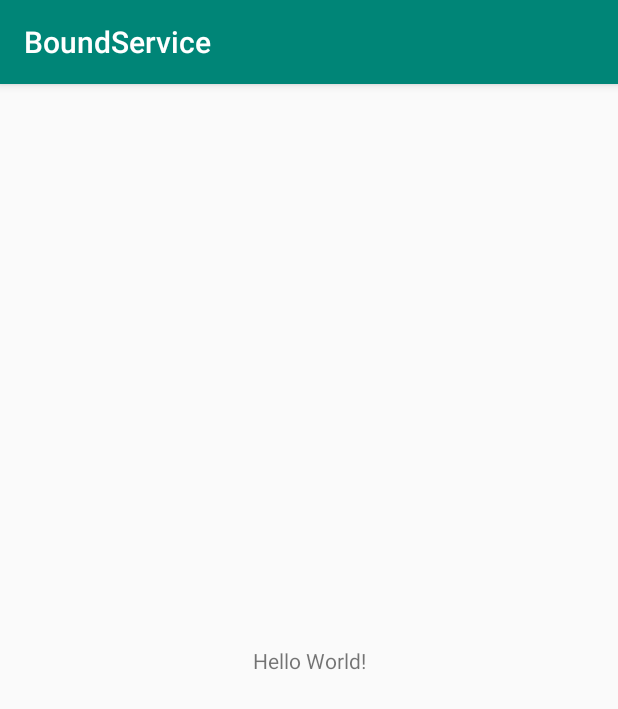
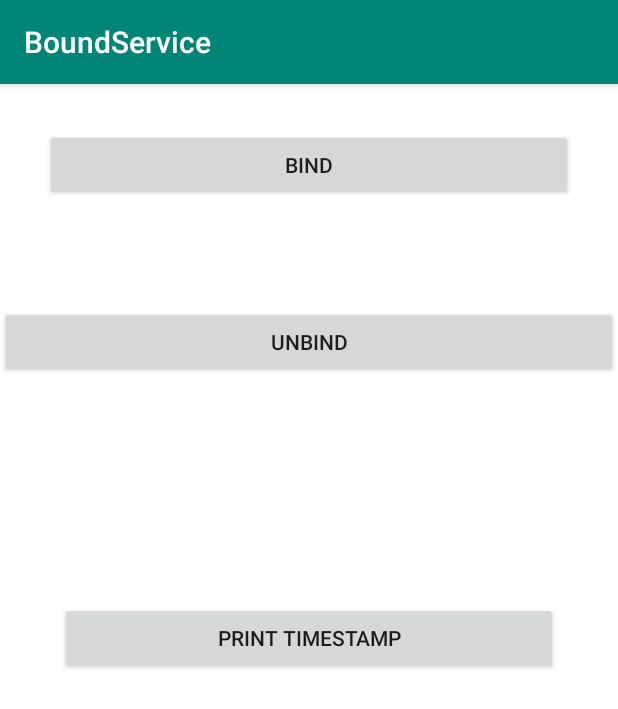
Before and after one commit to Shivamdhuria/boundservice, an Android app: the screen it shows after launch (MainActivity), on a phone screen of 412 x 824 dp. Shown: the top 709 px of the screen. Run offline under Robolectric (Android 15) with nearby library versions, the phone set to English and light mode, and no system bars.

Commit message:
bound service

```diff
--- a/app/src/main/java/elixer/com/boundservice/MainActivity.java
+++ b/app/src/main/java/elixer/com/boundservice/MainActivity.java
@@ -1,13 +1,104 @@
 package elixer.com.boundservice;
 
+import android.content.ComponentName;
+import android.content.Context;
+import android.content.Intent;
+import android.content.ServiceConnection;
+import android.os.IBinder;
 import android.support.v7.app.AppCompatActivity;
 import android.os.Bundle;
+import android.view.View;
+import android.widget.Button;
+import android.widget.TextView;
+import android.widget.Toast;
+
+import java.util.Date;
 
 public class MainActivity extends AppCompatActivity {
+
+    //BoundService class Object
+
+
+    BoundService mBoundService;
+    boolean mServiceBound = false;
 
     @Override
     protected void onCreate(Bundle savedInstanceState) {
         super.onCreate(savedInstanceState);
         setContentView(R.layout.activity_main);
+        final TextView timestampText = (TextView) findViewById(R.id.timestamp_text);
+        Button printTimestampButton = (Button) findViewById(R.id.print_timestamp);
+        Button stopServiceButon = (Button) findViewById(R.id.stop_service);
+        Button bindButton = findViewById(R.id.bind);
+
+
+        printTimestampButton.setOnClickListener(new View.OnClickListener() {
+            @Override
+            public void onClick(View v) {
+                if (mServiceBound) {
+                    timestampText.setText(mBoundService.getTimestamp());
+                }
+            }
+        });
+
+        bindButton.setOnClickListener(new View.OnClickListener() {
+            @Override
+            public void onClick(View v) {
+                Intent intent = new Intent(getApplicationContext(), BoundService.class);
+                //Service starts automatically when binded
+                //startService(intent);
+                bindService(intent, mServiceConnection, Context.BIND_AUTO_CREATE);
+            }
+        });
+
+
+
+        stopServiceButon.setOnClickListener(new View.OnClickListener() {
+            @Override
+            public void onClick(View v) {
+                if (mServiceBound) {
+                    unbindService(mServiceConnection);
+                    mServiceBound = false;
+                }
+
+                //Unbinding stops the service automatically
+                /*
+                Intent intent = new Intent(MainActivity.this,
+                        BoundService.class);
+                stopService(intent);
+                */
+            }
+        });
+
     }
+
+    @Override
+    protected void onStart() {
+        super.onStart();
+
+    }
+
+    @Override
+    protected void onStop() {
+        super.onStop();
+        if (mServiceBound) {
+            unbindService(mServiceConnection);
+            mServiceBound = false;
+        }
+    }
+
+    private ServiceConnection mServiceConnection = new ServiceConnection() {
+
+        @Override
+        public void onServiceDisconnected(ComponentName name) {
+            mServiceBound = false;
+        }
+
+        @Override
+        public void onServiceConnected(ComponentName name, IBinder service) {
+            BoundService.MyBinder myBinder = (BoundService.MyBinder) service;
+            mBoundService = myBinder.getService();
+            mServiceBound = true;
+        }
+    };
 }
--- a/app/src/main/res/layout/activity_main.xml
+++ b/app/src/main/res/layout/activity_main.xml
@@ -1,18 +1,38 @@
-<?xml version="1.0" encoding="utf-8"?>
-<android.support.constraint.ConstraintLayout xmlns:android="http://schemas.android.com/apk/res/android"
-    xmlns:app="http://schemas.android.com/apk/res-auto"
-    xmlns:tools="http://schemas.android.com/tools"
+<LinearLayout xmlns:android="http://schemas.android.com/apk/res/android"
     android:layout_width="match_parent"
     android:layout_height="match_parent"
-    tools:context=".MainActivity">
+    android:background="#FFFFFF"
+    android:orientation="vertical">
+
+
+    <Button
+        android:id="@+id/bind"
+        android:layout_width="match_parent"
+        android:layout_height="wrap_content"
+        android:layout_margin="30dp"
+        android:text="Bind" />
+
+    <Button
+        android:id="@+id/stop_service"
+        android:layout_width="match_parent"
+        android:layout_height="wrap_content"
+        android:layout_marginTop="40dp"
+        android:text="Unbind" />
 
     <TextView
-        android:layout_width="wrap_content"
+        android:id="@+id/timestamp_text"
+        android:layout_width="match_parent"
         android:layout_height="wrap_content"
-        android:text="Hello World!"
-        app:layout_constraintBottom_toBottomOf="parent"
-        app:layout_constraintLeft_toLeftOf="parent"
-        app:layout_constraintRight_toRightOf="parent"
-        app:layout_constraintTop_toTopOf="parent" />
+        android:layout_margin="40dp"
+        android:text=""
+        android:textAppearance="?android:attr/textAppearanceLarge" />
 
-</android.support.constraint.ConstraintLayout>
+    <Button
+        android:id="@+id/print_timestamp"
+        android:layout_width="match_parent"
+        android:layout_height="wrap_content"
+        android:layout_margin="40dp"
+        android:text="Print Timestamp" />
+
+
+</LinearLayout>
```
Also changed, not shown: app/src/main/AndroidManifest.xml (+8 -1 lines), app/src/main/java/elixer/com/boundservice/BoundService.java (added, +66 -0 lines).
